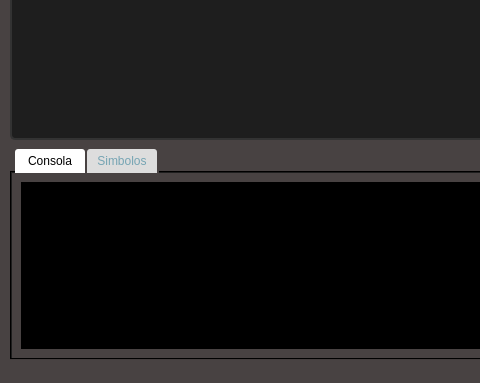
Before: the Qt Designer form Proyecto1/mainwindow.ui in Ijosuer/OLC2_202000895, drawn with Qt 5; both pictures show x 0 to 480 and y 260 to 643 of the 713 by 643 pixel window.
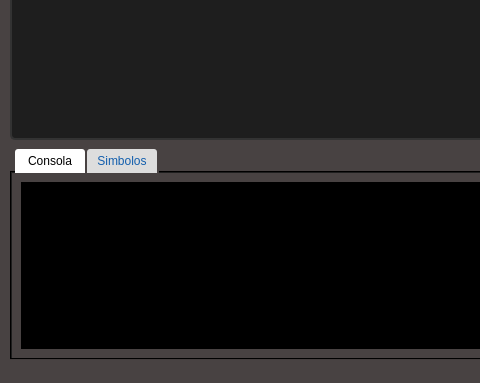
After: the same form once the commit is applied.

The edit to the form file:
```diff
--- a/Proyecto1/mainwindow.ui
+++ b/Proyecto1/mainwindow.ui
@@ -133,7 +133,7 @@
 }
 QTabBar::tab {
     background-color: #ddd;
-	color: rgb(117, 164, 179);
+	color: rgb(18, 94, 173);
     border: none;
     border-top-left-radius: 3px;
     border-top-right-radius: 3px;
```
Left out of the diff: 3 changed lines with no effect on the pictures.
